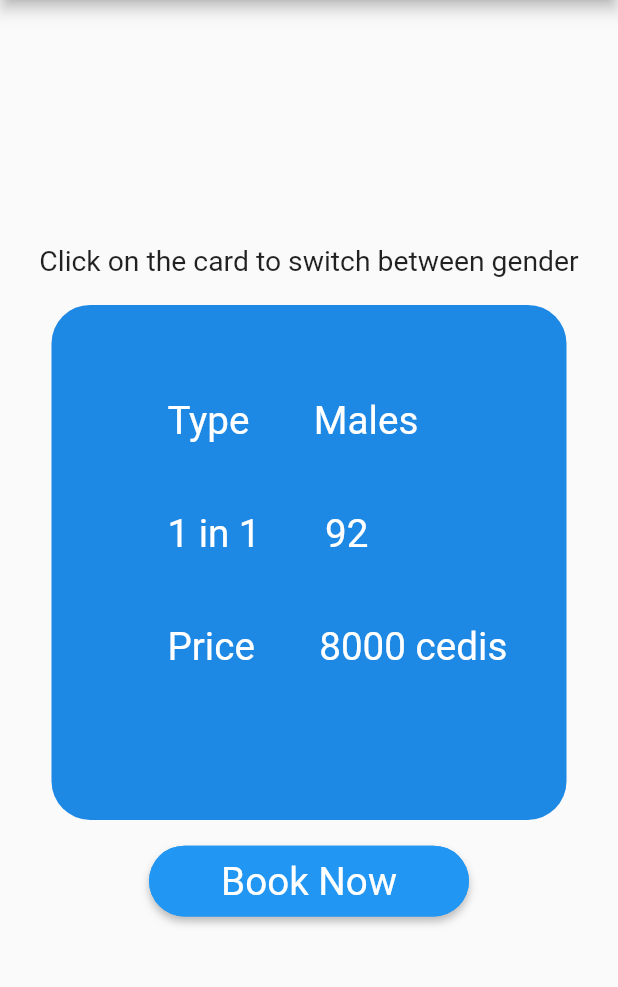
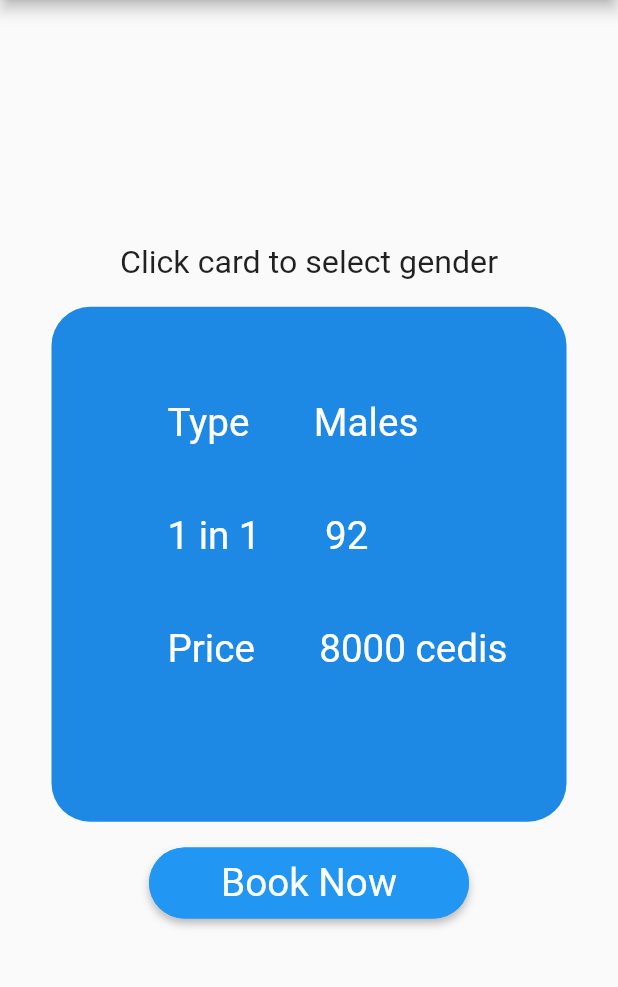
Before and after one commit to Formula-1-One/Formula1-Hostel-Booking-Frontend, a Flutter app: the OneInOne screen opened directly, on a phone screen of 412 x 824 dp, the part 73-1060 px from its top. Run offline on Flutter 3.47's test engine with Material 2 defaults, Android fonts, the phone set to English and light mode, and no system bars; drawn by our look-alikes of flip_card; our stand-ins replace animated_text_kit, carousel_pro, google_fonts, hexcolor, like_button, pdf and 2 more; missing offline and left inert: email_auth.

Commit message:
update 9

```diff
--- a/lib/pages_appbar_categories/feed.dart
+++ b/lib/pages_appbar_categories/feed.dart
@@ -83,8 +83,6 @@ class _FeedState extends State<Feed> {
             ),
           ),
           bottom: TabBar(
-            indicatorColor: Colors.white,
-            indicatorWeight: 5,
             // isScrollable: true,
             tabs: [
               InkWell(
--- a/lib/pages_appbar_categories/logout.dart
+++ b/lib/pages_appbar_categories/logout.dart
@@ -42,8 +42,6 @@ class _LogOUtState extends State<LogOUt> {
             ),
           ),
           bottom: TabBar(
-            indicatorColor: Colors.white,
-            indicatorWeight: 5,
             // isScrollable: true,
             tabs: [
               InkWell(
--- a/lib/pages_booking/one_in_one.dart
+++ b/lib/pages_booking/one_in_one.dart
@@ -38,8 +38,8 @@ class _OneInOneState extends State<OneInOne> {
         child: Column(
           mainAxisAlignment: MainAxisAlignment.center,
           children: [
-            const Text("Click on the card to switch between gender",
-              style: TextStyle(fontSize: 22),),
+            const Text("Click card to select gender",
+              style: TextStyle(fontSize: 25),),
             const SizedBox(height: 20,),
             FlipCard(
               front: Container(
--- a/lib/pages_booking/stepper_form.dart
+++ b/lib/pages_booking/stepper_form.dart
@@ -41,9 +41,9 @@ class _StepperFormState extends State<StepperForm> {
     }
     else {
       print(response.statusCode);
-      print("You have already booked. Go and make payment");
+      print("You have already booked. Kindly go and make payment");
       await ScaffoldMessenger.of(context).showSnackBar(
-          SnackBar(content: Text("You have already booked. Go and make payment",style: TextStyle(fontSize: 25),),
+          SnackBar(content: Text("You have already booked. Kindly go and make payment",style: TextStyle(fontSize: 25),),
             backgroundColor: Colors.blueAccent,));
     }
   }
--- a/lib/pages_booking/three_in_one.dart
+++ b/lib/pages_booking/three_in_one.dart
@@ -35,8 +35,8 @@ class _ThreeInOneState extends State<ThreeInOne> {
         child: Column(
           mainAxisAlignment: MainAxisAlignment.center,
           children: [
-            const Text("Click on the card to switch between gender",
-              style: TextStyle(fontSize: 22),),
+            const Text("Click card to select gender",
+              style: TextStyle(fontSize: 25),),
             const SizedBox(height: 20,),
             FlipCard(
               front: Container(
--- a/lib/pages_booking/two_in_one.dart
+++ b/lib/pages_booking/two_in_one.dart
@@ -35,8 +35,8 @@ class _TwoInOneState extends State<TwoInOne> {
         child: Column(
           mainAxisAlignment: MainAxisAlignment.center,
           children: [
-            const Text("Click on the card to switch between gender",
-              style: TextStyle(fontSize: 22),),
+            const Text("Click card to select gender",
+              style: TextStyle(fontSize: 25),),
             const SizedBox(height: 20,),
             FlipCard(
               front: Container(
--- a/lib/pages_hostel/screens.home/home_screen_main.dart
+++ b/lib/pages_hostel/screens.home/home_screen_main.dart
@@ -46,8 +46,6 @@ class _HomeScreenMainState extends State<HomeScreenMain> {
             ),
           ),
           bottom: TabBar(
-            indicatorColor: Colors.white,
-            indicatorWeight: 5,
             // isScrollable: true,
             tabs: [
               const Tab(icon: Icon(Icons.home), text: "Home",),
```
